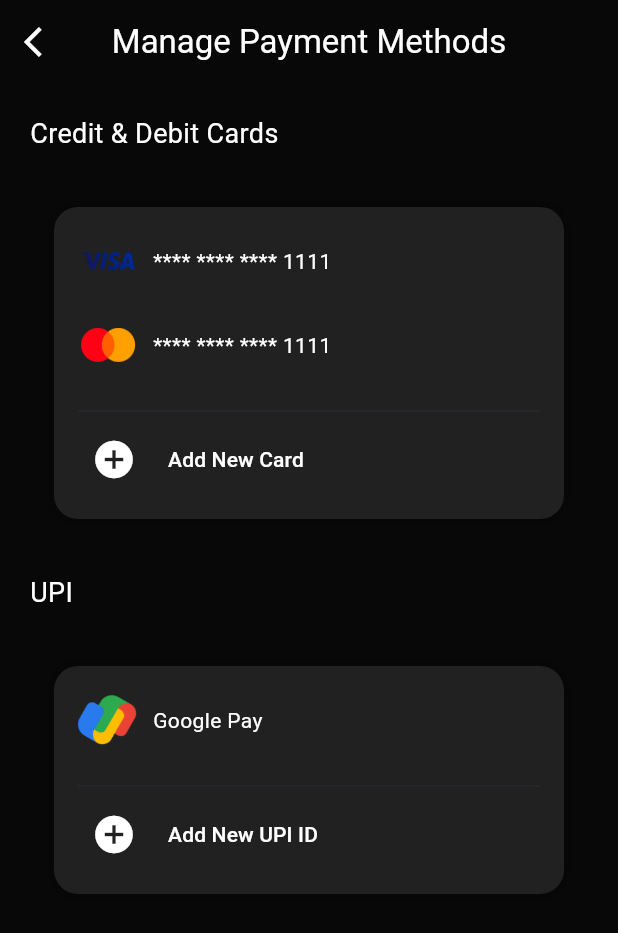
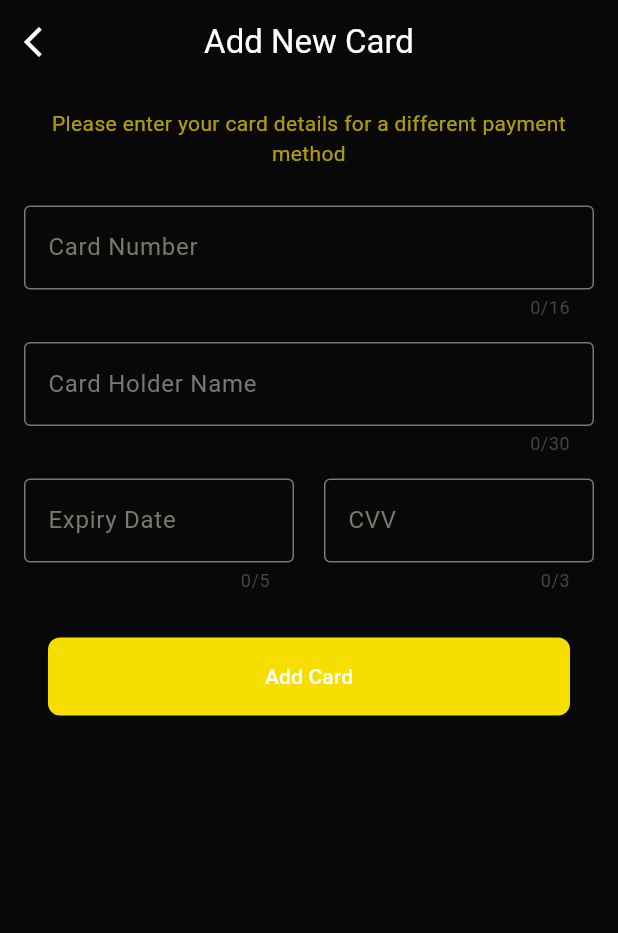
Before and after one commit to sadiqaliyev01/frango_restaurant_app, a Flutter app: the ManagePaymentMethods screen opened directly, after a tap on the "add circle" icon, on a phone screen of 412 x 824 dp. Shown: the top 933 px of the screen. Run offline on Flutter 3.47's test engine with Material 3 defaults, Android fonts, the phone set to English and light mode, and no system bars; our stand-ins replace flutter_bloc, flutter_svg, google_fonts, hive, hive_flutter, pinput and 1 more; accounts and stored records are empty.

Commit message:
- AddNewCard Page has been created

```diff
--- a/lib/app.dart
+++ b/lib/app.dart
@@ -1,7 +1,7 @@
+import 'package:hive/hive.dart';
 import 'package:flutter/material.dart';
 import 'package:flutter_bloc/flutter_bloc.dart';
 import 'package:frango_restaurant_app/cubits/home/home_cubit.dart';
-import 'package:hive/hive.dart';
 import 'package:frango_restaurant_app/presentation/screens/home_screen/home_screen.dart';
 import 'package:frango_restaurant_app/presentation/screens/splash_screen/splash_screen.dart';
 
@@ -12,7 +12,7 @@ class MyApp extends StatelessWidget {
   Widget build(BuildContext context) {
     var box = Hive.box('settings');
     bool isOnboardingCompleted =
-    box.get('onboardingCompleted', defaultValue: false);
+        box.get('onboardingCompleted', defaultValue: false);
 
     return BlocProvider(
       create: (context) => HomeCubit(),
--- /dev/null
+++ b/lib/presentation/screens/add_new_card/add_new_card_page.dart
@@ -0,0 +1,157 @@
+import 'package:flutter/material.dart';
+import 'package:frango_restaurant_app/presentation/screens/add_new_card/widgets/custom_enter_new_card.dart';
+import 'package:frango_restaurant_app/utils/constants/app_colors.dart';
+import 'package:frango_restaurant_app/utils/constants/app_strings.dart';
+
+class AddNewCardPage extends StatelessWidget {
+  final _formKey = GlobalKey<FormState>();
+
+  final TextEditingController cardNumberController = TextEditingController();
+  final TextEditingController cardHolderNameController =
+      TextEditingController();
+  final TextEditingController expiryDateController = TextEditingController();
+  final TextEditingController cvvController = TextEditingController();
+
+  AddNewCardPage({super.key});
+
+  @override
+  Widget build(BuildContext context) {
+    return SafeArea(
+      child: Scaffold(
+        backgroundColor: AppColors.primaryBlack,
+        appBar: AppBar(
+          backgroundColor: AppColors.primaryBlack,
+          leading: IconButton(
+            onPressed: () {
+              Navigator.pop(context);
+            },
+            icon: const Icon(Icons.arrow_back_ios, color: Colors.white),
+          ),
+          centerTitle: true,
+          title: const Text(
+            'Add New Card',
+            style: TextStyle(color: Colors.white),
+          ),
+        ),
+        body: Padding(
+          padding: const EdgeInsets.all(16.0),
+          child: Form(
+            key: _formKey,
+            child: Column(
+              children: [
+                Text(
+                  AppStrings.addCardPageTitle,
+                  textAlign: TextAlign.center,
+                  style: TextStyle(
+                    fontWeight: FontWeight.normal,
+                    color: AppColors.primaryYellow.withOpacity(0.7),
+                  ),
+                ),
+                const SizedBox(height: 25.0),
+                CustomTextField(
+                  label: 'Card Number',
+                  hint: '1234 5678 9012 3456',
+                  maxLength: 16,
+                  keyboardType: TextInputType.number,
+                  controller: cardNumberController,
+                  validator: (value) {
+                    if (value == null || value.isEmpty) {
+                      return 'Please enter card number';
+                    } else if (value.length != 16) {
+                      return 'Card number must be 16 digits';
+                    }
+                    return null;
+                  },
+                ),
+                const SizedBox(height: 15.0),
+                CustomTextField(
+                  label: 'Card Holder Name',
+                  hint: 'Your Name',
+                  maxLength: 30,
+                  keyboardType: TextInputType.name,
+                  controller: cardHolderNameController,
+                  validator: (value) {
+                    if (value == null || value.isEmpty) {
+                      return 'Please enter card holder name';
+                    }
+                    return null;
+                  },
+                ),
+                const SizedBox(height: 15.0),
+                Row(
+                  children: [
+                    Expanded(
+                      child: CustomTextField(
+                        label: 'Expiry Date',
+                        hint: 'MM/YY',
+                        maxLength: 5,
+                        keyboardType: TextInputType.datetime,
+                        controller: expiryDateController,
+                        isExpiryDate: true,
+                        validator: (value) {
+                          if (value == null || value.isEmpty) {
+                            return 'Please enter expiry date';
+                          }
+                          return null;
+                        },
+                      ),
+                    ),
+                    const SizedBox(width: 20.0),
+                    Expanded(
+                      child: CustomTextField(
+                        label: 'CVV',
+                        hint: '123',
+                        maxLength: 3,
+                        keyboardType: TextInputType.number,
+                        controller: cvvController,
+                        obscureText: true,
+                        validator: (value) {
+                          if (value == null || value.isEmpty) {
+                            return 'Please enter CVV';
+                          } else if (value.length != 3) {
+                            return 'CVV must be 3 digits';
+                          }
+                          return null;
+                        },
+                      ),
+                    ),
+                  ],
+                ),
+                const SizedBox(height: 30.0),
+                Padding(
+                  padding: const EdgeInsets.symmetric(horizontal: 16.0),
+                  child: ElevatedButton(
+                    onPressed: () {
+                      if (_formKey.currentState!.validate()) {
+                        final newCardNumber = cardNumberController.text;
+                        Navigator.pop(context, newCardNumber);
+                        ScaffoldMessenger.of(context).showSnackBar(
+                          const SnackBar(
+                            content: Text('Card Added Successfully'),
+                          ),
+                        );
+                      }
+                    },
+                    style: ElevatedButton.styleFrom(
+                      backgroundColor: AppColors.primaryYellow,
+                      padding: const EdgeInsets.symmetric(vertical: 16.0),
+                      shape: RoundedRectangleBorder(
+                        borderRadius: BorderRadius.circular(8.0),
+                      ),
+                    ),
+                    child: const Center(
+                      child: Text(
+                        'Add Card',
+                        style: TextStyle(color: AppColors.white),
+                      ),
+                    ),
+                  ),
+                )
+              ],
+            ),
+          ),
+        ),
+      ),
+    );
+  }
+}
--- /dev/null
+++ b/lib/presentation/screens/add_new_card/widgets/custom_enter_new_card.dart
@@ -0,0 +1,61 @@
+import 'package:flutter/material.dart';
+import 'package:frango_restaurant_app/utils/constants/app_colors.dart';
+
+class CustomTextField extends StatelessWidget {
+  final String label;
+  final String hint;
+  final int maxLength;
+  final TextInputType keyboardType;
+  final String? Function(String?) validator;
+  final bool obscureText;
+  final TextEditingController controller;
+  final bool isExpiryDate;
+
+  const CustomTextField({
+    super.key,
+    required this.label,
+    required this.hint,
+    required this.maxLength,
+    required this.keyboardType,
+    required this.validator,
+    this.obscureText = false,
+    required this.controller,
+    this.isExpiryDate = false,
+  });
+
+  void formatExpiryDate(String value) {
+    if (value.length == 2 && !value.contains('/')) {
+      controller.text = '$value/';
+      controller.selection = TextSelection.fromPosition(
+        TextPosition(offset: controller.text.length),
+      );
+    }
+  }
+
+  @override
+  Widget build(BuildContext context) {
+    return TextFormField(
+      controller: controller,
+      decoration: InputDecoration(
+        labelText: label,
+        hintText: hint,
+        border: const OutlineInputBorder(),
+        labelStyle: const TextStyle(color: AppColors.lightGray),
+        focusColor: AppColors.primaryYellow,
+        focusedBorder: const OutlineInputBorder(
+          borderSide: BorderSide(color: AppColors.primaryYellow, width: 2.0),
+        ),
+      ),
+      maxLength: maxLength,
+      style: const TextStyle(color: AppColors.primaryYellow),
+      keyboardType: keyboardType,
+      obscureText: obscureText,
+      validator: validator,
+      onChanged: (value) {
+        if (isExpiryDate) {
+          formatExpiryDate(value);
+        }
+      },
+    );
+  }
+}
--- a/lib/presentation/screens/home_screen/widgets/frango_izgara_kofte_menyu_card.dart
+++ b/lib/presentation/screens/home_screen/widgets/frango_izgara_kofte_menyu_card.dart
@@ -1,13 +1,11 @@
 import 'package:flutter/material.dart';
 import 'package:frango_restaurant_app/data/models/local/frango_izgara_kofte_menyu_data.dart';
-import 'package:frango_restaurant_app/presentation/screens/home_screen/widgets/add_button.dart';
 import 'package:frango_restaurant_app/presentation/screens/home_screen/widgets/product_description.dart';
 import 'package:frango_restaurant_app/presentation/screens/home_screen/widgets/product_image.dart';
 import 'package:frango_restaurant_app/presentation/screens/home_screen/widgets/product_name.dart';
 import 'package:frango_restaurant_app/presentation/screens/home_screen/widgets/product_price.dart';
 import 'package:frango_restaurant_app/presentation/screens/product_details/product_details.dart';
 import 'package:frango_restaurant_app/utils/constants/app_colors.dart';
-import 'package:frango_restaurant_app/utils/constants/app_strings.dart';
 import 'package:google_fonts/google_fonts.dart';
 
 class FrangoIzgaraKofteMenyuCard extends StatelessWidget {
--- a/lib/presentation/screens/manage_payment/manage_payment_methods.dart
+++ b/lib/presentation/screens/manage_payment/manage_payment_methods.dart
@@ -1,11 +1,30 @@
 import 'package:flutter/material.dart';
+import 'package:frango_restaurant_app/presentation/screens/add_new_card/add_new_card_page.dart';
+import 'package:frango_restaurant_app/presentation/screens/manage_payment/widgets/payment_method_card_banner.dart';
+import 'package:frango_restaurant_app/presentation/screens/manage_payment/widgets/upi_payment.dart';
 import 'package:frango_restaurant_app/utils/constants/app_colors.dart';
 import 'package:frango_restaurant_app/utils/constants/app_strings.dart';
-import 'package:frango_restaurant_app/presentation/screens/manage_payment/widgets/upi_payment.dart';
-import 'package:frango_restaurant_app/presentation/screens/manage_payment/widgets/payment_method_card_banner.dart';
 
-class ManagePaymentMethods extends StatelessWidget {
+class ManagePaymentMethods extends StatefulWidget {
   const ManagePaymentMethods({super.key});
+
+  @override
+  _ManagePaymentMethodsState createState() => _ManagePaymentMethodsState();
+}
+
+class _ManagePaymentMethodsState extends State<ManagePaymentMethods> {
+  List<String> cardNumbers = [
+    '4111 1111 1111 1111',
+    '5111 1111 1111 1111',
+  ];
+  int selectedIndex = 0;
+  int selectedUPIIndex = -1;
+
+  void _addNewCard(String cardNumber) {
+    setState(() {
+      cardNumbers.add(cardNumber);
+    });
+  }
 
   @override
   Widget build(BuildContext context) {
@@ -15,21 +34,22 @@ class ManagePaymentMethods extends StatelessWidget {
         appBar: AppBar(
           backgroundColor: AppColors.primaryBlack,
           leading: IconButton(
-            onPressed: () {},
+            onPressed: () {
+              Navigator.pop(context);
+            },
             icon: const Icon(Icons.arrow_back_ios, color: Colors.white),
           ),
-          centerTitle: true,
           title: const Text(
             AppStrings.managePaymentMethodsText,
             style: TextStyle(color: Colors.white),
           ),
         ),
-        body: const Padding(
-          padding: EdgeInsets.all(20.0),
+        body: Padding(
+          padding: const EdgeInsets.all(20.0),
           child: Column(
             crossAxisAlignment: CrossAxisAlignment.start,
             children: [
-              Text(
+              const Text(
                 AppStrings.creditAndDebitText,
                 style: TextStyle(
                   fontWeight: FontWeight.normal,
@@ -37,15 +57,28 @@ class ManagePaymentMethods extends StatelessWidget {
                   color: AppColors.white,
                 ),
               ),
-              SizedBox(height: 20),
+              const SizedBox(height: 20),
               CustomCardPaymentBanner(
-                cardNumbers: [
-                  '4111 1111 1111 1111',
-                  '5111 1111 1111 1111',
-                ],
+                cardNumbers: cardNumbers,
+                selectedIndex: selectedIndex,
+                onCardSelected: (index) {
+                  setState(() {
+                    selectedIndex = index;
+                  });
+                },
+                onAddCardPressed: () async {
+                  final newCardNumber = await Navigator.push(
+                    context,
+                    MaterialPageRoute(
+                      builder: (context) => AddNewCardPage(),
+                    ),
+                  );
+                  if (newCardNumber != null) {
+                    _addNewCard(newCardNumber);
+                  }
+                },
               ),
-              SizedBox(height: 20),
-              Text(
+              const Text(
                 AppStrings.upi,
                 style: TextStyle(
                   fontWeight: FontWeight.normal,
@@ -53,11 +86,13 @@ class ManagePaymentMethods extends StatelessWidget {
                   color: AppColors.white,
                 ),
               ),
-              SizedBox(height: 20),
               CustomUPIPaymentBanner(
-                upiMethods: [
-                  AppStrings.googlePayText,
-                ],
+                selectedIndex: selectedUPIIndex,
+                onSelected: (index) {
+                  setState(() {
+                    selectedUPIIndex = index;
+                  });
+                },
               ),
             ],
           ),
--- a/lib/presentation/screens/manage_payment/widgets/payment_method_card_banner.dart
+++ b/lib/presentation/screens/manage_payment/widgets/payment_method_card_banner.dart
@@ -1,15 +1,19 @@
-import 'dart:developer';
-
 import 'package:flutter/material.dart';
 import 'package:frango_restaurant_app/utils/constants/app_colors.dart';
 import 'package:frango_restaurant_app/utils/constants/app_strings.dart';
 
 class CustomCardPaymentBanner extends StatelessWidget {
   final List<String> cardNumbers;
+  final Function onAddCardPressed;
+  final int selectedIndex;
+  final Function(int) onCardSelected;
 
   const CustomCardPaymentBanner({
     super.key,
     required this.cardNumbers,
+    required this.onAddCardPressed,
+    required this.selectedIndex,
+    required this.onCardSelected,
   });
 
   @override
@@ -31,37 +35,52 @@ class CustomCardPaymentBanner extends StatelessWidget {
       child: Column(
         crossAxisAlignment: CrossAxisAlignment.start,
         children: [
-          for (var cardNumber in cardNumbers) ...[
+          ListView.builder(
+            shrinkWrap: true,
+            physics: const NeverScrollableScrollPhysics(),
+            itemCount: cardNumbers.length,
+            itemBuilder: (context, index) {
+              return Column(
+                children: [
                   Row(
                     children: [
-                _buildCardLogo(cardNumber),
+                      Radio(
+                        value: index,
+                        groupValue: selectedIndex,
+                        onChanged: (value) {
+                          onCardSelected(index);
+                        },
+                        activeColor: Colors.white,
+                      ),
+                      _buildCardLogo(cardNumbers[index]),
                       const SizedBox(width: 10.0),
                       Text(
-                  _obfuscateCardNumber(cardNumber),
+                        _obfuscateCardNumber(cardNumbers[index]),
                         style: const TextStyle(color: Colors.white),
                       ),
                     ],
                   ),
                   const SizedBox(height: 16.0),
                 ],
+              );
+            },
+          ),
           const Divider(color: AppColors.gray),
           Row(
             mainAxisAlignment: MainAxisAlignment.start,
             children: [
               IconButton(
-                onPressed: () {},
+                onPressed: () => onAddCardPressed(),
                 icon: const Icon(Icons.add_circle, color: Colors.white),
                 iconSize: 30,
               ),
               TextButton.icon(
-                onPressed: () {
-                  log("add card button pressed");
-                },
+                onPressed: () => onAddCardPressed(),
                 label: const Text(
                   AppStrings.addNewCardText,
                   style: TextStyle(color: Colors.white),
                 ),
-              )
+              ),
             ],
           ),
         ],
--- a/lib/presentation/screens/manage_payment/widgets/upi_payment.dart
+++ b/lib/presentation/screens/manage_payment/widgets/upi_payment.dart
@@ -1,19 +1,22 @@
 import 'dart:developer';
-
 import 'package:flutter/material.dart';
 import 'package:frango_restaurant_app/utils/constants/app_colors.dart';
 import 'package:frango_restaurant_app/utils/constants/app_strings.dart';
 
 class CustomUPIPaymentBanner extends StatelessWidget {
-  final List<String> upiMethods;
+  final int selectedIndex;
+  final Function(int) onSelected;
 
   const CustomUPIPaymentBanner({
     super.key,
-    required this.upiMethods,
+    required this.selectedIndex,
+    required this.onSelected,
   });
 
   @override
   Widget build(BuildContext context) {
+    List<String> upiMethods = ['Google Pay'];
+
     return Container(
       margin: const EdgeInsets.all(16.0),
       padding: const EdgeInsets.all(16.0),
@@ -31,13 +34,21 @@ class CustomUPIPaymentBanner extends StatelessWidget {
       child: Column(
         crossAxisAlignment: CrossAxisAlignment.start,
         children: [
-          for (var method in upiMethods) ...[
+          for (var i = 0; i < upiMethods.length; i++) ...[
             Row(
               children: [
-                _buildMethodLogo(method),
+                Radio(
+                  value: i,
+                  groupValue: selectedIndex,
+                  onChanged: (value) {
+                    onSelected(i);
+                  },
+                  activeColor: Colors.white,
+                ),
+                _buildMethodLogo(upiMethods[i]),
                 const SizedBox(width: 10.0),
                 Text(
-                  method,
+                  upiMethods[i],
                   style: const TextStyle(color: Colors.white),
                 ),
               ],
@@ -55,13 +66,13 @@ class CustomUPIPaymentBanner extends StatelessWidget {
               ),
               TextButton.icon(
                 onPressed: () {
-                  log("add upi button pressed");
+                  log("Add UPI button pressed");
                 },
                 label: const Text(
                   AppStrings.addNewUpiID,
                   style: TextStyle(color: Colors.white),
                 ),
-              )
+              ),
             ],
           ),
         ],
--- a/lib/presentation/screens/product_details/product_details.dart
+++ b/lib/presentation/screens/product_details/product_details.dart
@@ -2,6 +2,7 @@ import 'package:flutter/material.dart';
 import 'package:flutter_bloc/flutter_bloc.dart';
 import 'package:frango_restaurant_app/utils/constants/app_colors.dart';
 import 'package:frango_restaurant_app/utils/constants/extansions/price_parsing.dart';
+import 'package:frango_restaurant_app/presentation/screens/manage_payment/manage_payment_methods.dart';
 import 'package:frango_restaurant_app/presentation/screens/product_details/widgets/quantity_selector.dart';
 import 'package:frango_restaurant_app/presentation/screens/product_details/quantity_bloc/product_details_cubit.dart';
 
@@ -80,7 +81,14 @@ class ProductDetails extends StatelessWidget {
                               ),
                               const Spacer(),
                               ElevatedButton(
-                                onPressed: () {},
+                                onPressed: () {
+                                  Navigator.push(
+                                    context,
+                                    MaterialPageRoute(
+                                        builder: (context) =>
+                                            const ManagePaymentMethods()),
+                                  );
+                                },
                                 style: ElevatedButton.styleFrom(
                                   backgroundColor: AppColors.primaryYellow,
                                   padding: const EdgeInsets.symmetric(
--- a/lib/utils/constants/app_strings.dart
+++ b/lib/utils/constants/app_strings.dart
@@ -75,4 +75,6 @@ class AppStrings {
   static const String addNewUpiID = "Add New UPI ID";
   static const String addNewCardText = "Add New Card";
   static const String morePaymentOptions = "More Payment Options";
+  static const String addCardPageTitle =
+      "Please enter your card details for a different payment method";
 }
```
Lines whose indentation alone changed are shown as unchanged.
